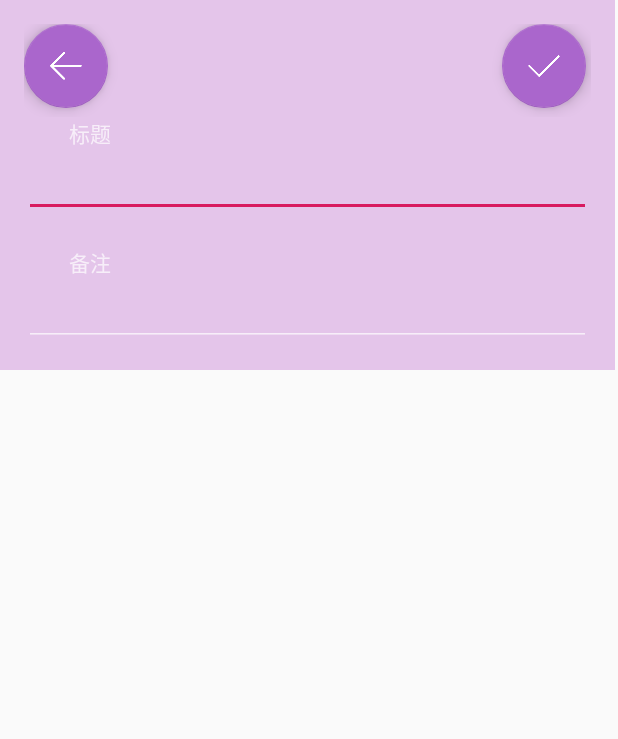
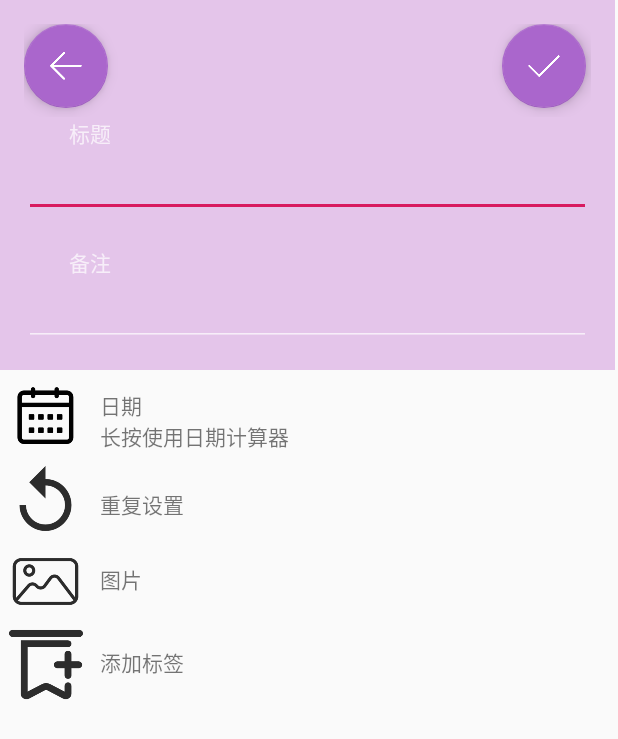
Before and after one commit to Uzumaki1010/iTime, an Android app: the AddNewActivity screen opened directly, with no data from a screen before it, on a phone screen of 412 x 824 dp. Shown: the top 739 px of the screen. Run offline under Robolectric (Android 15) with nearby library versions, the phone set to English and light mode, and no system bars.

Commit message:
完善了新建页面的菜单项，完成了新建页面中的“日期”选项的点击事件

```diff
--- a/app/build.gradle
+++ b/app/build.gradle
@@ -33,4 +33,5 @@ dependencies {
     androidTestImplementation 'androidx.test.ext:junit:1.1.1'
     androidTestImplementation 'androidx.test.espresso:espresso-core:3.2.0'
     implementation 'com.android.support:design:29.1.0'
+    implementation 'com.android.support:recyclerview-v7:29.1.0'
 }
--- a/app/src/main/AndroidManifest.xml
+++ b/app/src/main/AndroidManifest.xml
@@ -9,7 +9,8 @@
         android:roundIcon="@mipmap/ic_launcher_round"
         android:supportsRtl="true"
         android:theme="@style/AppTheme.NoActionBar">
-        <activity android:name=".AddNewActivity"></activity>
+        <activity android:name=".EditDataActivity"></activity>
+        <activity android:name=".AddNewActivity" />
         <activity
             android:name=".MainActivity"
             android:label="@string/app_name"
--- a/app/src/main/java/com/example/itime/AddNewActivity.java
+++ b/app/src/main/java/com/example/itime/AddNewActivity.java
@@ -1,22 +1,38 @@
 package com.example.itime;
 
+import androidx.annotation.NonNull;
 import androidx.appcompat.app.AppCompatActivity;
+import androidx.recyclerview.widget.DefaultItemAnimator;
+import androidx.recyclerview.widget.LinearLayoutManager;
+import androidx.recyclerview.widget.OrientationHelper;
+import androidx.recyclerview.widget.RecyclerView;
 
+import android.content.Context;
+import android.content.DialogInterface;
 import android.content.Intent;
 import android.os.Bundle;
+import android.view.LayoutInflater;
 import android.view.View;
+import android.view.ViewGroup;
 import android.view.Window;
 import android.widget.ArrayAdapter;
 import android.widget.EditText;
+import android.widget.ImageView;
 import android.widget.ListView;
+import android.widget.TextView;
 
 import com.example.itime.R;
 import com.google.android.material.floatingactionbutton.FloatingActionButton;
+
+import java.util.ArrayList;
+import java.util.List;
 
 public class AddNewActivity extends AppCompatActivity {
 
     private FloatingActionButton floatingActionButtonBack,floatingActionButtonOK;
     private EditText editTextTitle,editTextNote;
+    private TextView textViewData,textViewRepeat,textViewImage,textViewAddTag;
+
     @Override
     protected void onCreate(Bundle savedInstanceState) {
         super.onCreate(savedInstanceState);
@@ -26,6 +42,10 @@ public class AddNewActivity extends AppCompatActivity {
         floatingActionButtonOK=(FloatingActionButton)findViewById(R.id.floating_action_button_ok);
         editTextTitle=(EditText)findViewById(R.id.edit_text_title);
         editTextNote=(EditText)findViewById(R.id.edit_text_note);
+        textViewData=(TextView)findViewById(R.id.text_view_data);
+        textViewRepeat=(TextView)findViewById(R.id.text_view_repeat);
+        textViewImage=(TextView)findViewById(R.id.text_view_image);
+        textViewAddTag=(TextView)findViewById(R.id.text_view_addtag);
 
         floatingActionButtonBack.setOnClickListener(new View.OnClickListener() {
             @Override
@@ -44,5 +64,16 @@ public class AddNewActivity extends AppCompatActivity {
                 AddNewActivity.this.finish();
             }
         });
+
+        textViewData.setOnClickListener(new View.OnClickListener() {
+            @Override
+            public void onClick(View v) {
+                Intent intent= new Intent(AddNewActivity.this,EditDataActivity.class);
+                intent.putExtra("year","1900");
+                intent.putExtra("month","1");
+                intent.putExtra("data","1");
+                startActivityForResult(intent,902);
+            }
+        });
     }
 }
--- /dev/null
+++ b/app/src/main/java/com/example/itime/CountDownItem.java
@@ -0,0 +1,4 @@
+package com.example.itime;
+
+public class CountDownItem {
+}
--- a/app/src/main/java/com/example/itime/MainActivity.java
+++ b/app/src/main/java/com/example/itime/MainActivity.java
@@ -33,6 +33,7 @@ public class MainActivity extends AppCompatActivity {
         Toolbar toolbar = findViewById(R.id.toolbar);
         setSupportActionBar(toolbar);
         FloatingActionButton fab = findViewById(R.id.fab_add_new);
+
         fab.setOnClickListener(new View.OnClickListener() {
             @Override
             public void onClick(View view) {
@@ -43,6 +44,7 @@ public class MainActivity extends AppCompatActivity {
                 //Snackbar.make(view, "Replace with your own action", Snackbar.LENGTH_LONG).setAction("Action", null).show();
             }
         });
+
         DrawerLayout drawer = findViewById(R.id.drawer_layout);
         NavigationView navigationView = findViewById(R.id.nav_view);
         // Passing each menu ID as a set of Ids because each
--- a/app/src/main/res/layout/activity_add_new.xml
+++ b/app/src/main/res/layout/activity_add_new.xml
@@ -7,8 +7,101 @@
     tools:context=".AddNewActivity">
 
     <include
-        layout="@layout/add_new_menu"
+        android:id="@+id/include2"
+        layout="@layout/activity_add_new_header"
         android:layout_width="wrap_content"
         android:layout_height="wrap_content" />
 
+    <ImageView
+        android:id="@+id/image_view_data"
+        android:layout_width="50dp"
+        android:layout_height="50dp"
+        android:layout_marginStart="5dp"
+        android:layout_marginLeft="5dp"
+        android:layout_marginTop="5dp"
+        app:layout_constraintStart_toStartOf="parent"
+        app:layout_constraintTop_toBottomOf="@+id/include2"
+        app:srcCompat="@drawable/icon_data" />
+
+    <ImageView
+        android:id="@+id/image_view_repeat"
+        android:layout_width="50dp"
+        android:layout_height="50dp"
+        android:layout_marginStart="5dp"
+        android:layout_marginLeft="5dp"
+        android:layout_marginTop="5dp"
+        app:layout_constraintStart_toStartOf="parent"
+        app:layout_constraintTop_toBottomOf="@+id/image_view_data"
+        app:srcCompat="@drawable/icon_repeat" />
+
+    <ImageView
+        android:id="@+id/image_view_image"
+        android:layout_width="50dp"
+        android:layout_height="50dp"
+        android:layout_marginStart="5dp"
+        android:layout_marginLeft="5dp"
+        android:layout_marginTop="5dp"
+        app:layout_constraintStart_toStartOf="parent"
+        app:layout_constraintTop_toBottomOf="@+id/image_view_repeat"
+        app:srcCompat="@drawable/icon_image" />
+
+    <ImageView
+        android:id="@+id/image_view_addtag"
+        android:layout_width="50dp"
+        android:layout_height="50dp"
+        android:layout_marginStart="5dp"
+        android:layout_marginLeft="5dp"
+        android:layout_marginTop="5dp"
+        app:layout_constraintStart_toStartOf="parent"
+        app:layout_constraintTop_toBottomOf="@+id/image_view_image"
+        app:srcCompat="@drawable/icon_addtag" />
+
+    <TextView
+        android:id="@+id/text_view_data"
+        android:layout_width="340dp"
+        android:layout_height="40dp"
+        android:layout_marginTop="13dp"
+        android:layout_marginEnd="5dp"
+        android:layout_marginRight="5dp"
+        android:text="@string/add_new_menu_data"
+        android:clickable="true"
+        app:layout_constraintEnd_toEndOf="parent"
+        app:layout_constraintTop_toBottomOf="@+id/include2" />
+
+    <TextView
+        android:id="@+id/text_view_repeat"
+        android:layout_width="340dp"
+        android:layout_height="30dp"
+        android:layout_marginTop="25dp"
+        android:layout_marginEnd="5dp"
+        android:layout_marginRight="5dp"
+        android:text="@string/add_new_menu_repeat"
+        android:clickable="true"
+        app:layout_constraintEnd_toEndOf="parent"
+        app:layout_constraintTop_toBottomOf="@+id/text_view_data" />
+
+    <TextView
+        android:id="@+id/text_view_image"
+        android:layout_width="340dp"
+        android:layout_height="30dp"
+        android:layout_marginTop="20dp"
+        android:layout_marginEnd="5dp"
+        android:layout_marginRight="5dp"
+        android:text="@string/add_new_menu_image"
+        android:clickable="true"
+        app:layout_constraintEnd_toEndOf="parent"
+        app:layout_constraintTop_toBottomOf="@+id/text_view_repeat" />
+
+    <TextView
+        android:id="@+id/text_view_addtag"
+        android:layout_width="340dp"
+        android:layout_height="30dp"
+        android:layout_marginTop="25dp"
+        android:layout_marginEnd="5dp"
+        android:layout_marginRight="5dp"
+        android:text="@string/add_new_menu_addtag"
+        android:clickable="true"
+        app:layout_constraintEnd_toEndOf="parent"
+        app:layout_constraintTop_toBottomOf="@+id/text_view_image" />
+
 </androidx.constraintlayout.widget.ConstraintLayout>
--- a/app/src/main/res/menu/activity_main_drawer.xml
+++ b/app/src/main/res/menu/activity_main_drawer.xml
@@ -8,10 +8,12 @@
             android:id="@+id/nav_home"
             android:icon="@drawable/icon_home"
             android:title="计时" />
+
         <item
             android:id="@+id/nav_tags"
             android:icon="@drawable/icon_tags"
             android:title="标签" />
+
         <item
             android:id="@+id/nav_parts"
             android:icon="@drawable/icon_parts"
--- a/app/src/main/res/values/strings.xml
+++ b/app/src/main/res/values/strings.xml
@@ -16,4 +16,8 @@
 
     <!-- TODO: Remove or change this placeholder text -->
     <string name="hello_blank_fragment">Hello blank fragment</string>
+    <string name="add_new_menu_data">日期\n长按使用日期计算器</string>
+    <string name="add_new_menu_repeat">重复设置</string>
+    <string name="add_new_menu_image">图片</string>
+    <string name="add_new_menu_addtag">添加标签</string>
 </resources>
```
Also changed, not shown: app/src/main/java/com/example/itime/EditDataActivity.java (added, +47 -0 lines), app/src/main/res/layout/activity_bar_new.xml (added, +47 -0 lines), app/src/main/res/drawable/icon_addtag.png (added), app/src/main/res/drawable/icon_data.png (added), app/src/main/res/drawable/icon_image.png (added), app/src/main/res/drawable/icon_repeat.png (added), app/src/main/res/layout/activity_add_new_header.xml (renamed from app/src/main/res/layout/add_new_menu.xml).
